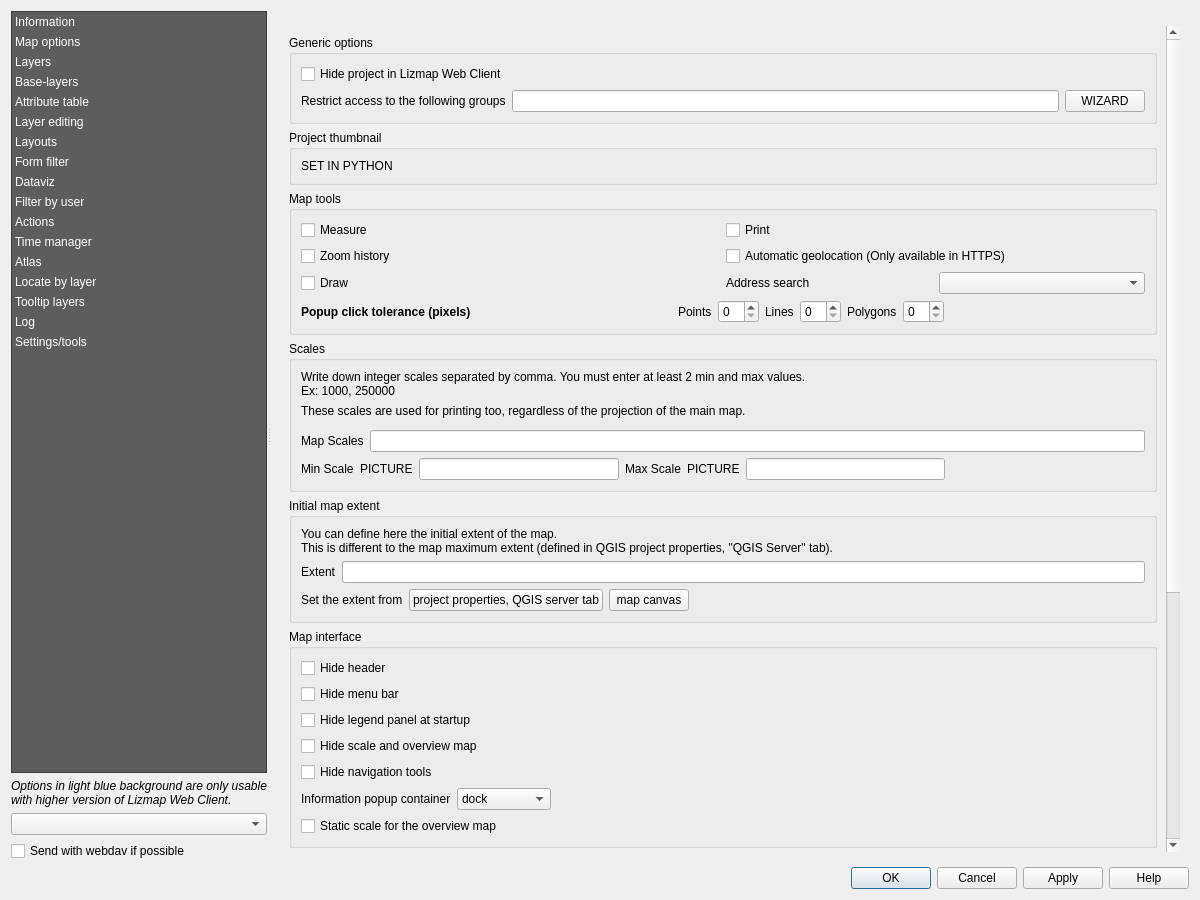
3liz/lizmap-plugin, file lizmap/resources/ui/ui_lizmap.ui: the form before one commit.
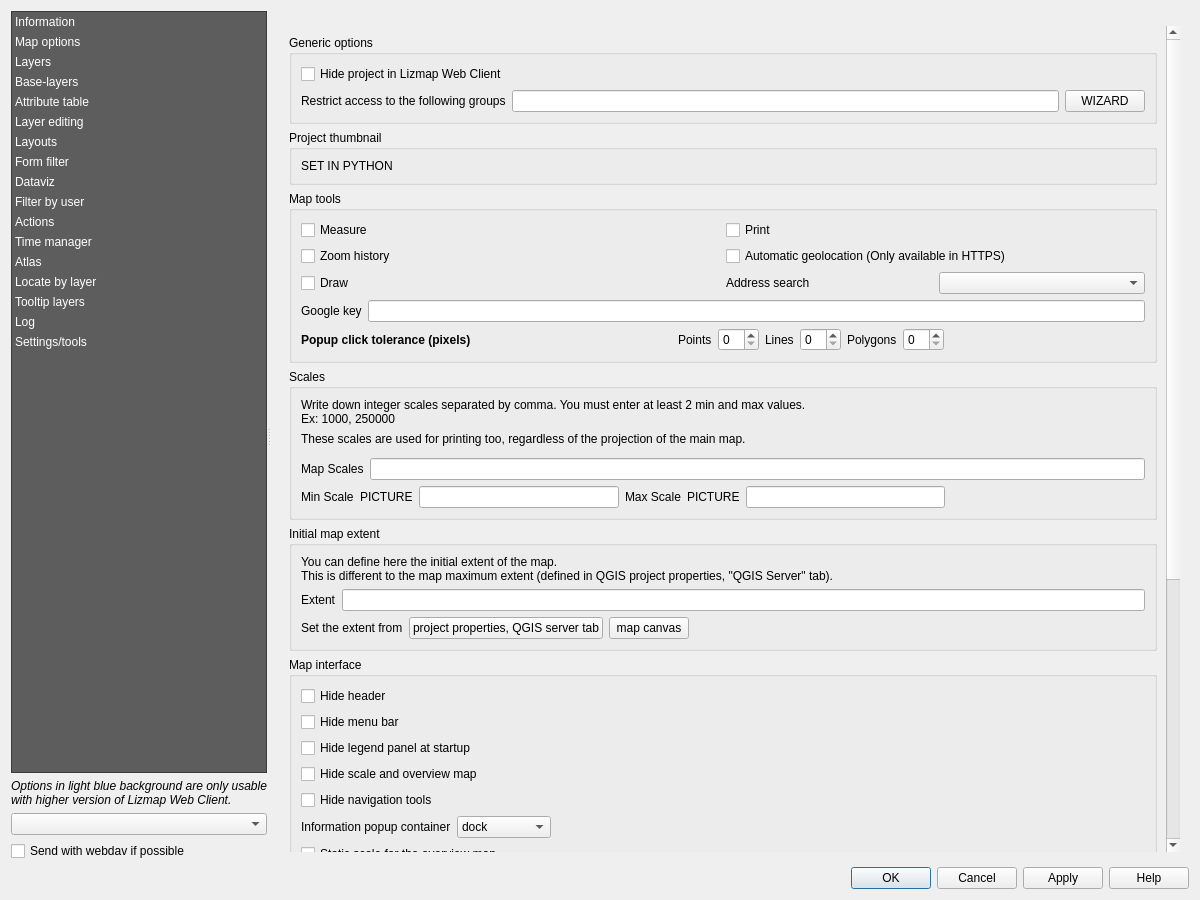
The form after the commit. The open tabs and pages were chosen to show the change. Custom widgets are drawn as their Qt base class.

Commit message: UX - As the base layer panel is deprecated, move the Google API key outside, still used for address search

Diff of the .ui file:
```diff
--- a/lizmap/resources/ui/ui_lizmap.ui
+++ b/lizmap/resources/ui/ui_lizmap.ui
@@ -834,6 +834,20 @@
                     </item>
                    </layout>
                   </item>
+                  <item>
+                   <layout class="QHBoxLayout" name="horizontalLayout_52">
+                    <item>
+                     <widget class="QLabel" name="label_86">
+                      <property name="text">
+                       <string>Google key</string>
+                      </property>
+                     </widget>
+                    </item>
+                    <item>
+                     <widget class="QLineEdit" name="inGoogleKey"/>
+                    </item>
+                   </layout>
+                  </item>
                   <item>
                    <layout class="QHBoxLayout" name="horizontalLayout_30">
                     <item>
@@ -2379,17 +2393,7 @@
                     <item>
                      <widget class="QLabel" name="label_31">
                       <property name="text">
-                       <string>Key</string>
-                      </property>
-                     </widget>
-                    </item>
-                    <item>
-                     <widget class="QLineEdit" name="inGoogleKey">
-                      <property name="maximumSize">
-                       <size>
-                        <width>100</width>
-                        <height>16777215</height>
-                       </size>
+                       <string>Key is in the Map options panel</string>
                       </property>
                      </widget>
                     </item>
```
Left out of the diff: 22 changed lines with no effect on the pictures.
